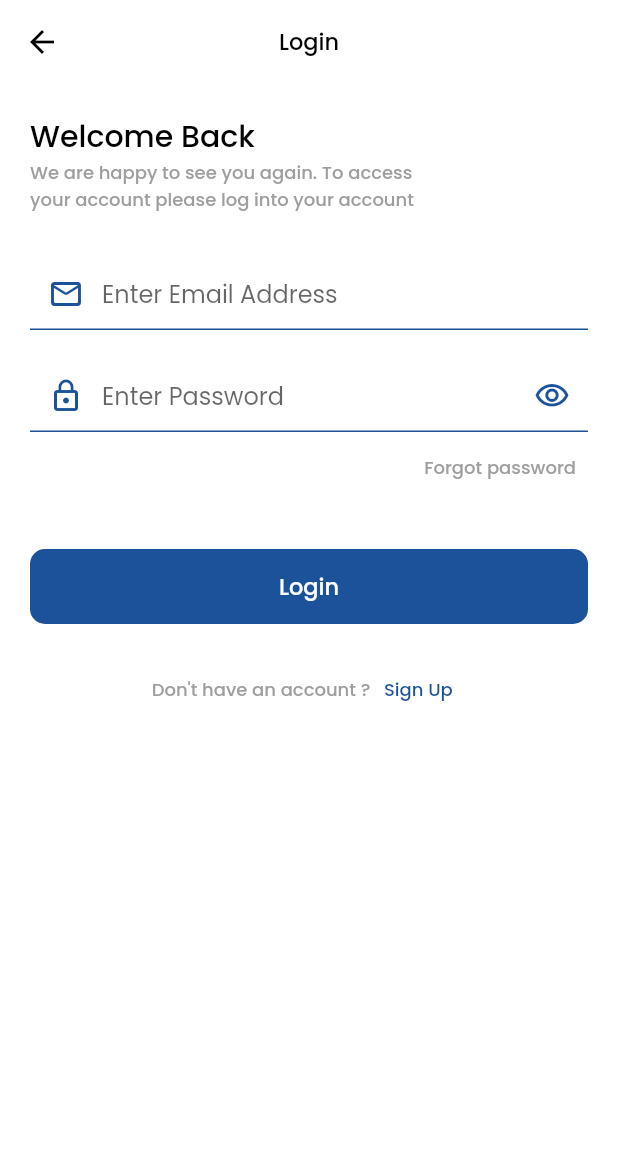
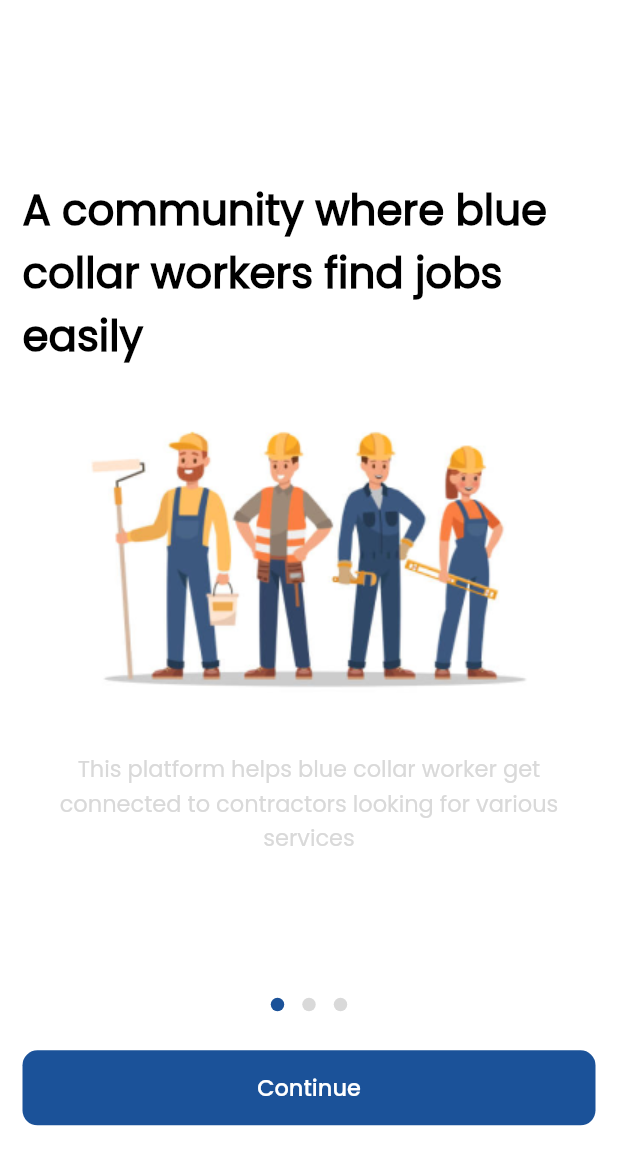
Before and after one commit to tade-dev/Handy_Contrators, a Flutter app: the screen it shows after launch, on a phone screen of 412 x 824 dp. Shown: the top 1165 px of the screen. Run offline on Flutter 3.47's test engine with Material 2 defaults, Android fonts, the phone set to English and light mode, and no system bars; drawn by our look-alikes of dots_indicator; our stand-ins replace flutter_swiper, form_validator, get, iconsax, pin_code_fields, readmore.

Commit message:
Another One

```diff
--- /dev/null
+++ b/lib/controller/app_state_controller.dart
@@ -0,0 +1,33 @@
+import 'package:get/get.dart';
+
+class AppStateController extends GetxController{
+  // INSTANT VARIABLES
+  int _activeIndex = 0;
+  final List<Map<String, dynamic>> _onboardingSlides = [
+    {
+      "text": "A community where blue collar workers find jobs easily",
+      "image": "images/connectWork.png",
+      "subText": "This platform helps blue collar worker get connected to contractors looking for various services",
+    },
+    {
+      "text": "Get recommended to contractors based on your profile or past work rating",
+      "image": "images/recommendWork.png",
+      "subText": "Workers can get recommended to contractors based on there past work ratings and also according to the workers profile",
+    },
+    {
+      "text": "Get paid after work done according to hours worked",
+      "image": "images/payWork.png",
+      "subText": "Workers will get paid according to how many hours they have worked.",
+    },
+  ];
+
+  // GETTERS
+  int get activeIndex => _activeIndex;
+  List<Map<String, dynamic>> get onboardingSlides => _onboardingSlides;
+
+  // SETTERS
+  updateActiveIndexItem(value) {
+    _activeIndex = value;
+    update();
+  }
+}
--- a/lib/main.dart
+++ b/lib/main.dart
@@ -17,7 +17,7 @@ class MyApp extends StatelessWidget {
       theme: ThemeData(
         fontFamily: "Poppins"
       ),
-      initialRoute: loginScreen,
+      initialRoute: splashScreen,
       getPages: getPages,
     );
   }
--- a/lib/routes/app_route_names.dart
+++ b/lib/routes/app_route_names.dart
@@ -1,4 +1,10 @@
 // ========= APP ROUTE NAMES =========
+
+// ========= SPLASH SCREEN =========
+String splashScreen = "/splashScreen";
+
+// ========= ONBOARDING SCREEH =========
+String onboardingScreen = "/onboardingScreen";
 
 // ========= AUTH ROUTE NAMES =========
 String loginScreen = "/loginScreen";
--- a/lib/routes/app_routes.dart
+++ b/lib/routes/app_routes.dart
@@ -2,6 +2,8 @@
 
 import 'package:get/get.dart';
 import 'package:handy_contractors/routes/app_route_names.dart';
+import 'package:handy_contractors/screens/Onboarding%20Screens/onboardingScreen.dart';
+import 'package:handy_contractors/screens/Splash/splashScreen.dart';
 import 'package:handy_contractors/screens/WorkersScreens/Auth/choose_intersts_screen.dart';
 import 'package:handy_contractors/screens/WorkersScreens/Main/Chats/chats_list_screen.dart';
 import 'package:handy_contractors/screens/WorkersScreens/Main/Jobs/job_applications.dart';
@@ -18,6 +20,22 @@ import '../screens/Auth/signUpScreen.dart';
 import '../screens/Auth/userTypeScreen.dart';
 
 List<GetPage> getPages = [
+
+  // SPLASH SCREEN
+  GetPage(
+    name: splashScreen,
+    page: () => SplashScreen(),
+    transition: Transition.cupertino,
+    transitionDuration: const Duration(seconds: 2)
+  ),
+
+  // ONBOARDING SCREEN
+  GetPage(
+    name: onboardingScreen,
+    page: () => OnboardingScreen(),
+    transition: Transition.cupertino,
+    transitionDuration: const Duration(seconds: 2)
+  ),
 
   // AUTH ROUTE
   GetPage(
--- /dev/null
+++ b/lib/screens/Onboarding Screens/onboardingScreen.dart
@@ -0,0 +1,128 @@
+import 'package:dots_indicator/dots_indicator.dart';
+import 'package:flutter/material.dart';
+import 'package:flutter_swiper/flutter_swiper.dart';
+import 'package:get/get.dart';
+import 'package:handy_contractors/controller/app_state_controller.dart';
+import 'package:handy_contractors/routes/app_route_names.dart';
+
+class OnboardingScreen extends StatelessWidget {
+  OnboardingScreen({super.key});
+
+  final AppStateController _appStateController = Get.put(AppStateController());
+
+  @override
+  Widget build(BuildContext context) {
+    return GetBuilder<AppStateController>(
+      builder: (controller) {
+        return Scaffold(
+          body: Container(
+            height: Get.height,
+            width: Get.width,
+            padding: const EdgeInsets.symmetric(horizontal: 15),
+            color: Colors.white,
+            child: SafeArea(
+              child: Column(
+                children: [
+                  Expanded(
+                    flex: 8,
+                    child: Swiper(
+                      itemCount: controller.onboardingSlides.length,
+                      itemBuilder: (context, index) {
+                        return Column(
+                          mainAxisAlignment: MainAxisAlignment.center,
+                          children: [
+                            const SizedBox(
+                              height: 30,
+                            ),
+                            Text(
+                              controller.onboardingSlides[index]["text"],
+                              style: const TextStyle(
+                                color: Colors.black,
+                                fontSize: 28,
+                                fontWeight: FontWeight.bold
+                              ),
+                            ),
+                            const SizedBox(
+                              height: 20,
+                            ),
+                            Image.asset(
+                              controller.onboardingSlides[index]["image"]
+                            ),
+                            const SizedBox(
+                              height: 20,
+                            ),
+                            Text(
+                              controller.onboardingSlides[index]["subText"],
+                              textAlign: TextAlign.center,
+                              style: const TextStyle(
+                                color: Color(0xffD9D9D9),
+                                fontSize: 15,
+                              ),
+                            ),
+                          ],
+                        );
+                      },
+                      onIndexChanged: (value) {
+                        controller.updateActiveIndexItem(value);
+                      },
+                    )
+                  ),
+                  Expanded(
+                    flex: 2,
+                    child: Column(
+                      children: [
+                        DotsIndicator(
+                          dotsCount: controller.onboardingSlides.length,
+                          position: controller.activeIndex.toDouble(),
+                          decorator: const DotsDecorator(
+                            color: Color(0xffD9D9D9), // Inactive color
+                            activeColor: Color(0xff1B5299),
+                          ),
+                        ),
+                        const SizedBox(
+                          height: 20,
+                        ),
+                        SizedBox(
+                          height: 50,
+                          width: Get.width,
+                          child: TextButton(
+                            onPressed: (){
+                              (controller.activeIndex == 0)?
+                              controller.updateActiveIndexItem(1)
+                              :
+                              (controller.activeIndex == 1)?
+                              controller.updateActiveIndexItem(2)
+                              :
+                              Get.toNamed(loginScreen);
+                            },
+                            style: TextButton.styleFrom(
+                              shape: RoundedRectangleBorder(
+                                borderRadius: BorderRadius.circular(10),
+                              ),
+                              backgroundColor: const Color(0xff1B5299)
+                            ),
+                            child: Text(
+                              (controller.activeIndex == 2)?
+                              "Get Started"
+                              :
+                              "Continue",
+                              style: const TextStyle(
+                                color: Colors.white,
+                                fontSize: 15,
+                                fontFamily: "PoppinsMedium"
+                              ),
+                            ),
+                          ),
+                        ),
+                      ],
+                    ),
+                  ),
+                ],
+              ),
+            ),
+          ),
+        );
+      }
+    );
+  }
+}
--- /dev/null
+++ b/lib/screens/Splash/splashScreen.dart
@@ -0,0 +1,44 @@
+import 'package:flutter/material.dart';
+import 'package:get/get.dart';
+import 'package:handy_contractors/routes/app_route_names.dart';
+
+class SplashScreen extends StatefulWidget {
+  const SplashScreen({super.key});
+
+  @override
+  State<SplashScreen> createState() => _SplashScreenState();
+}
+
+class _SplashScreenState extends State<SplashScreen> {
+  @override
+  void initState() {
+    // TODO: implement initState
+    Future.delayed(
+      const Duration(seconds: 3),
+      (){
+        Get.toNamed(onboardingScreen);
+      }
+    );
+    super.initState();
+  }
+  @override
+  Widget build(BuildContext context) {
+    return Scaffold(
+      body: Container(
+        height: Get.height,
+        width: Get.width,
+        color: const Color(0xff1B5299),
+        child: const Center(
+          child: Text(
+            "WORK BLUE",
+            style: TextStyle(
+              fontSize: 30,
+              color: Colors.white,
+              fontWeight: FontWeight.bold
+            ),
+          ),
+        ),
+      ),
+    );
+  }
+}
--- a/pubspec.yaml
+++ b/pubspec.yaml
@@ -44,7 +44,8 @@ dependencies:
   image_picker: ^0.8.6
   pin_code_fields: ^7.4.0
   readmore: ^2.2.0
-
+  flutter_swiper: ^1.1.6
+  dots_indicator: ^2.1.0
 
 dev_dependencies:
   flutter_test:
```
Also changed, not shown: images/connectWork.png (added), images/payWork.png (added), images/recommendWork.png (added), pubspec.lock.
